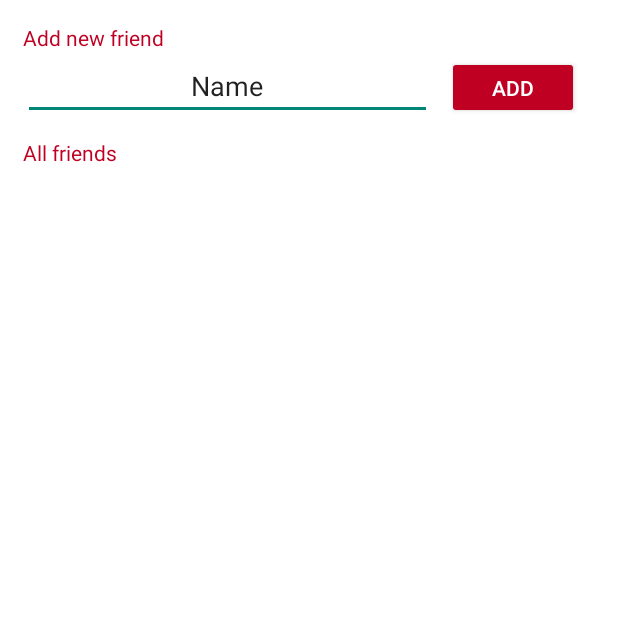
After one commit to stosa16/freeteamten, an Android app: the Friends screen opened directly, with no data from a screen before it, on a phone screen of 412 x 824 dp, the top half of it. The commit adds this screen. Run offline under Robolectric (Android 15) with nearby library versions, the phone set to English and light mode, and no system bars.

Commit message:
[AM, SM] Implementation of the Friends page

```diff
--- a/PocketDiary/app/src/main/AndroidManifest.xml
+++ b/PocketDiary/app/src/main/AndroidManifest.xml
@@ -23,6 +23,9 @@
         <activity android:name=".StartScreen"
             android:exported="true"
             android:theme="@style/AppTheme2" />
+        <activity android:name=".Friends"
+            android:exported="true"
+            android:theme="@style/AppTheme2" />
     </application>
 
 </manifest>
--- /dev/null
+++ b/PocketDiary/app/src/main/java/at/sw2017/pocketdiary/FriendListAdapter.java
@@ -0,0 +1,56 @@
+package at.sw2017.pocketdiary;
+
+import android.app.Activity;
+import android.content.Context;
+import android.view.LayoutInflater;
+import android.view.View;
+import android.view.ViewGroup;
+import android.widget.ArrayAdapter;
+import android.widget.TextView;
+
+import at.sw2017.pocketdiary.FriendItem;
+
+public class FriendListAdapter extends ArrayAdapter<FriendItem> {
+
+    Context context;
+    int layoutResourceId;
+    FriendItem data[] = null;
+
+    public FriendListAdapter(Context context, int layoutResourceId, FriendItem[] data) {
+        super(context, layoutResourceId, data);
+        this.layoutResourceId = layoutResourceId;
+        this.context = context;
+        this.data = data;
+    }
+
+    @Override
+    public View getView(int position, View convertView, ViewGroup parent) {
+        View row = convertView;
+        FriendHolder holder = null;
+
+        if(row == null)
+        {
+            LayoutInflater inflater = ((Activity)context).getLayoutInflater();
+            row = inflater.inflate(layoutResourceId, parent, false);
+
+            holder = new FriendHolder();
+            holder.txtTitle = (TextView)row.findViewById(R.id.txtTitle);
+
+            row.setTag(holder);
+        }
+        else
+        {
+            holder = (FriendHolder)row.getTag();
+        }
+
+        FriendItem friendItem = data[position];
+        holder.txtTitle.setText(friendItem.title);
+
+        return row;
+    }
+
+    static class FriendHolder
+    {
+        TextView txtTitle;
+    }
+}
--- /dev/null
+++ b/PocketDiary/app/src/main/java/at/sw2017/pocketdiary/Friends.java
@@ -0,0 +1,82 @@
+package at.sw2017.pocketdiary;
+
+import android.app.AlertDialog;
+import android.support.v7.app.AppCompatActivity;
+import android.os.Bundle;
+import android.util.Log;
+import android.view.View;
+import android.widget.AdapterView;
+import android.widget.ArrayAdapter;
+import android.widget.EditText;
+import android.widget.ListView;
+
+import java.util.ArrayList;
+import java.util.List;
+
+import at.sw2017.pocketdiary.business_objects.Friend;
+import at.sw2017.pocketdiary.database_access.DBFriend;
+import at.sw2017.pocketdiary.database_access.DBHandler;
+
+import static android.R.id.list;
+import static at.sw2017.pocketdiary.R.id.listView1;
+import static at.sw2017.pocketdiary.R.id.parent;
+
+public class Friends extends AppCompatActivity {
+
+    private ListView lv;
+    public FriendListAdapter adapter;
+    public ArrayList<Integer> friendIds;
+
+    @Override
+    protected void onCreate(Bundle savedInstanceState) {
+        super.onCreate(savedInstanceState);
+        setContentView(R.layout.friends);
+        DBHandler db = new DBHandler(this);
+
+        lv = (ListView) findViewById(listView1);
+
+        List<String> friendNames = new ArrayList<>();
+
+        DBFriend dbf = new DBFriend(this);
+        List<Friend> allFriends = dbf.getAllFriends();
+
+        //list of al friend's IDs
+        friendIds = new ArrayList<Integer>();
+
+        FriendItem friend_data[] = new FriendItem[allFriends.size()];
+        for(int i = 0; i < allFriends.size(); i++){
+            friend_data[i] = new FriendItem(allFriends.get(i).getName());
+            friendIds.add(allFriends.get(i).getId());
+            Log.d("CREATION", String.valueOf(friendIds.get(i)));
+        }
+
+        adapter = new FriendListAdapter(this,
+                R.layout.list_friend_item, friend_data);
+
+        lv.setAdapter(adapter);
+
+        ListView lvv = (ListView) findViewById(R.id.listView1);
+        lvv.setOnItemClickListener(new AdapterView.OnItemClickListener()
+        {
+            @Override
+            public void onItemClick(AdapterView<?> adapter, View v, int position,
+                                    long arg3)
+            {
+                Log.d("CREATION", "amazing: " + position + ", " + friendIds.get(position));
+                // assuming string and if you want to get the value on click of list item
+                // do what you intend to do on click of listview row
+            }
+        });
+    }
+
+    public void addFriend(View view){
+        //Log.d("CREATION", "amazing adding friend ");
+        EditText editText = (EditText) findViewById(R.id.editText);
+        String value = editText.getText().toString();
+        Friend friend = new Friend(value, false);
+        DBFriend dbf = new DBFriend(this);
+        dbf.insert(friend);
+        finish();
+        startActivity(getIntent());
+    }
+}
--- a/PocketDiary/app/src/main/java/at/sw2017/pocketdiary/MainActivity.java
+++ b/PocketDiary/app/src/main/java/at/sw2017/pocketdiary/MainActivity.java
@@ -1,7 +1,9 @@
 package at.sw2017.pocketdiary;
 
+import android.content.Intent;
 import android.support.v7.app.AppCompatActivity;
 import android.os.Bundle;
+import android.view.View;
 
 public class MainActivity extends AppCompatActivity {
 
--- /dev/null
+++ b/PocketDiary/app/src/main/res/layout/friends.xml
@@ -0,0 +1,76 @@
+<?xml version="1.0" encoding="utf-8"?>
+<LinearLayout xmlns:android="http://schemas.android.com/apk/res/android"
+    xmlns:app="http://schemas.android.com/apk/res-auto"
+    xmlns:tools="http://schemas.android.com/tools"
+    android:layout_width="match_parent"
+    android:layout_height="match_parent"
+    android:weightSum="1"
+    tools:context="at.sw2017.pocketdiary.Friends"
+    android:orientation="vertical"
+    android:background="#FFFFFF">
+
+    <TextView
+        android:layout_marginLeft="15dp"
+        android:id="@+id/textView2"
+        android:layout_width="wrap_content"
+        android:layout_height="wrap_content"
+        android:layout_marginTop="15dp"
+        android:theme="@style/RedText"
+        android:text="Add new friend" />
+
+
+    <LinearLayout
+        android:layout_width="match_parent"
+        android:layout_height="57dp"
+        android:weightSum="1"
+        android:layout_marginLeft="15dp">
+
+        <EditText
+            android:id="@+id/editText"
+            android:layout_width="137dp"
+            android:layout_height="wrap_content"
+            android:ems="10"
+            android:inputType="textPersonName"
+            android:text="Name"
+            android:gravity="center_horizontal"
+            android:layout_weight="0.84"
+            android:theme="@style/BlackText"
+            />
+
+        <Button
+            android:id="@+id/button"
+            android:layout_width="wrap_content"
+            android:layout_height="42dp"
+            android:layout_marginLeft="10dp"
+            android:onClick="addFriend"
+            android:text="Add"
+            android:theme="@style/RedButton" />
+
+
+    </LinearLayout>
+
+    <LinearLayout
+        android:layout_width="match_parent"
+        android:layout_height="40dp"
+        android:weightSum="1"
+        android:layout_marginLeft="15dp"
+        >
+        <TextView
+            android:id="@+id/textView3"
+            android:layout_width="match_parent"
+            android:layout_height="wrap_content"
+            android:theme="@style/RedText"
+            android:text="All friends" />
+
+    </LinearLayout>
+
+    <ListView
+        android:id="@+id/listView1"
+        android:clickable="true"
+        android:layout_width="match_parent"
+        android:layout_height="match_parent"
+        android:theme="@style/BlackText"
+        />
+
+
+</LinearLayout>
--- a/PocketDiary/app/src/main/res/values/styles.xml
+++ b/PocketDiary/app/src/main/res/values/styles.xml
@@ -11,9 +11,29 @@
     <style name="ButtonWhite">
         <item name="android:background">@drawable/button</item>
         <item name="android:textColor">@color/colorRed</item>
-
     </style>
 
     <style name="AppTheme2" parent="Theme.AppCompat.NoActionBar"></style>
 
+    <style name="FriendsTheme" parent="Theme.AppCompat.Light.DarkActionBar">
+        <item name="colorPrimary">#bf0023</item>
+    </style>
+
+    <style name="RedButton" parent="Theme.AppCompat.Light.DarkActionBar">
+        <item name="android:textColor">#ffffff</item>
+        <item name="android:backgroundTint">#bf0023</item>
+    </style>
+
+    <style name="RedText" parent="Theme.AppCompat.Light.DarkActionBar">
+        <item name="android:textColor">#bf0023</item>
+    </style>
+
+    <style name="BlackText" parent="Theme.AppCompat.Light.DarkActionBar">
+        <item name="android:textColor">#ffffff</item>
+    </style>
+
+    <style name="FriendName" parent="Theme.AppCompat.Light.DarkActionBar">
+        <item name="android:textColor">#000000</item>
+    </style>
+
 </resources>
```
Also changed, not shown: PocketDiary/app/src/main/java/at/sw2017/pocketdiary/FriendItem.java (added, +13 -0 lines), PocketDiary/app/src/main/java/at/sw2017/pocketdiary/business_objects/Friend.java (+13 -0 lines), PocketDiary/app/src/main/java/at/sw2017/pocketdiary/database_access/DBFriend.java (+59 -4 lines), PocketDiary/app/src/main/res/layout/list_friend_item.xml (added, +50 -0 lines), 1 other file.
